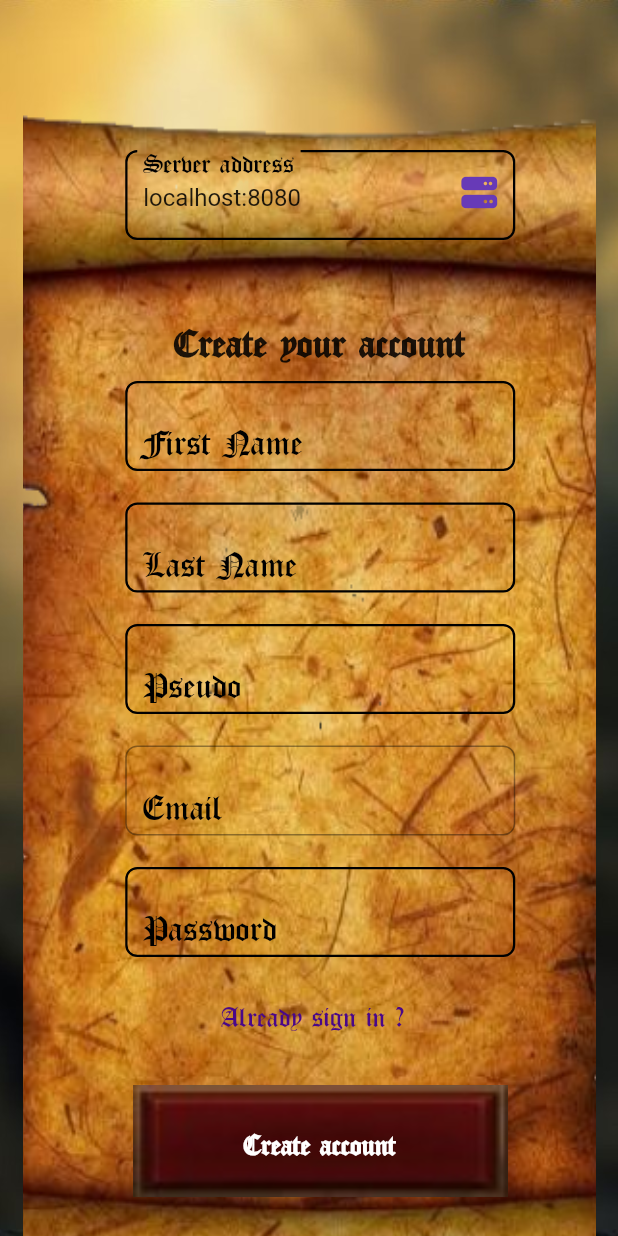
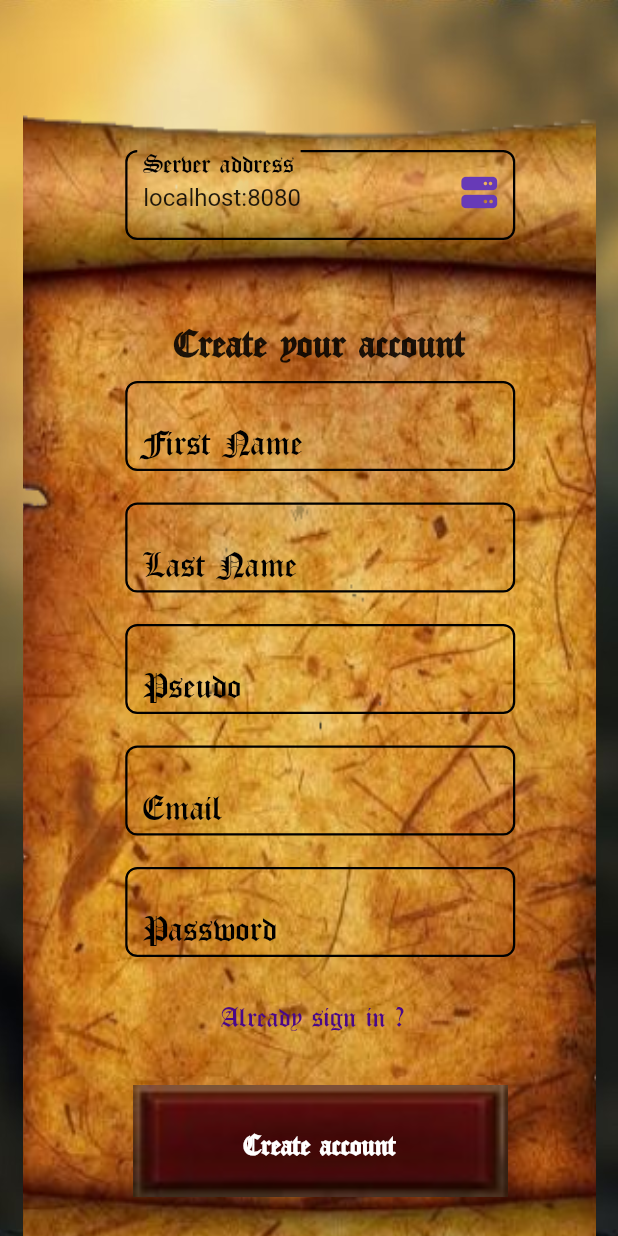
Before and after one commit to francoisbaudouin/LaZone, a Flutter app: the SignUpPage screen opened directly, after a tap on "Create account", on a phone screen of 412 x 824 dp. Run offline on Flutter 3.47's test engine with Material 2 defaults, Android fonts, the phone set to English and light mode, and no system bars; our stand-ins replace email_validator, font_awesome_flutter, responsive_framework; missing offline and left inert: side_navigation.

Commit message:
[ADD]: allow mobile users to use oauth2

```diff
--- a/flutter_application/lib/Logs/sign_up_page.dart
+++ b/flutter_application/lib/Logs/sign_up_page.dart
@@ -6,12 +6,7 @@ import '../Tools/global.dart';
 
 class SignUpCards extends StatelessWidget {
   SignUpCards({super.key});
-  final button = ButtonCreateAccount(
-      firstname_: "",
-      lastname_: "",
-      pseudo_: "",
-      email_: "",
-      password_: "");
+  final button = ButtonCreateAccount();
 
   @override
   Widget build(BuildContext context) {
@@ -71,7 +66,7 @@ class SignUpCards extends StatelessWidget {
             height: 60,
             child: TextField(
               onChanged: (value) {
-                button.firstname_ = value;
+                globalFirstname = value;
               },
               decoration: const InputDecoration(
                 enabledBorder: OutlineInputBorder(
@@ -101,7 +96,7 @@ class SignUpCards extends StatelessWidget {
             height: 60,
             child: TextField(
               onChanged: (value) {
-                button.lastname_ = value;
+                globalLastname = value;
               },
               decoration: const InputDecoration(
                 enabledBorder: OutlineInputBorder(
@@ -131,7 +126,7 @@ class SignUpCards extends StatelessWidget {
             height: 60,
             child: TextField(
               onChanged: (value) {
-                button.pseudo_ = value;
+                globalPseudo = value;
               },
               decoration: const InputDecoration(
                 enabledBorder: OutlineInputBorder(
@@ -161,21 +156,23 @@ class SignUpCards extends StatelessWidget {
             height: 60,
             child: TextField(
               onChanged: (value) {
-                button.email_ = value;
+                globalEmail = value;
               },
               decoration: const InputDecoration(
-                  suffix: Icon(
-                    FontAwesomeIcons.envelope,
-                    color: Colors.deepPurple,
-                  ),
-                  labelText: "Email",
-                  labelStyle: TextStyle(
-                      fontFamily: "OldLondon",
-                      color: Colors.black,
-                      fontSize: 25),
-                  border: OutlineInputBorder(
+                enabledBorder: OutlineInputBorder(
                     borderRadius: BorderRadius.all(Radius.circular(8)),
-                  )),
+                    borderSide: BorderSide(width: 1.5)),
+                focusedBorder: OutlineInputBorder(
+                    borderRadius: BorderRadius.all(Radius.circular(8)),
+                    borderSide: BorderSide(width: 2, color: Colors.lightBlue)),
+                suffix: Icon(
+                  FontAwesomeIcons.envelope,
+                  color: Colors.deepPurple,
+                ),
+                labelText: "Email",
+                labelStyle: TextStyle(
+                    fontFamily: "OldLondon", color: Colors.black, fontSize: 25),
+              ),
             ),
           ),
         ),
@@ -190,7 +187,7 @@ class SignUpCards extends StatelessWidget {
             child: TextField(
               obscureText: true,
               onChanged: (value) {
-                button.password_ = value;
+                globalPassword = value;
               },
               decoration: const InputDecoration(
                 enabledBorder: OutlineInputBorder(
--- a/flutter_application/lib/Logs/sign_up_tools.dart
+++ b/flutter_application/lib/Logs/sign_up_tools.dart
@@ -8,25 +8,15 @@ import '../Tools/text.dart';
 import '../Tools/global.dart';
 
 class ButtonCreateAccount extends StatelessWidget {
-  ButtonCreateAccount(
-      {super.key,
-      required this.firstname_,
-      required this.lastname_,
-      required this.pseudo_,
-      required this.email_,
-      required this.password_});
-  String firstname_;
-  String lastname_;
-  String pseudo_;
-  String email_;
-  String password_;
+  ButtonCreateAccount({super.key});
   @override
   Widget build(BuildContext context) {
     return GestureDetector(
       onTap: () async {
-        bool isValid = EmailValidator.validate(email_);
+        bool isValid = EmailValidator.validate(globalEmail);
         if (isValid) {
-          signup(firstname_, lastname_, pseudo_, email_, password_, context);
+          signup(globalFirstname, globalLastname, globalPseudo, globalEmail,
+              globalPassword, context);
         } else {
           throw Exception('Failed to login.');
         }
--- a/flutter_application/lib/ServicePage/services_page.dart
+++ b/flutter_application/lib/ServicePage/services_page.dart
@@ -22,7 +22,7 @@ connectService(serviceName) async {
     } else {
       throw 'no user id';
     }
-    await launchUrl(uri);
+    launchUrl(uri, mode: LaunchMode.externalApplication);
   } else {
     throw 'Could not launch $baseUrl of service named $serviceName.';
   }
@@ -116,8 +116,8 @@ class ServicesCardsInformations extends StatelessWidget {
                   height: 10,
                 ),
                 FloatingActionButton.extended(
-                  onPressed: () {
-                    chooseConnectionServices(title);
+                  onPressed: () async {
+                    await chooseConnectionServices(title);
                   },
                   backgroundColor: colorButton,
                   label: Text(textbutton,
--- a/flutter_application/lib/Tools/global.dart
+++ b/flutter_application/lib/Tools/global.dart
@@ -1 +1,6 @@
 String serverAddress = "localhost:8080";
+String globalFirstname = "";
+String globalLastname = "";
+String globalPseudo = "";
+String globalEmail = "";
+String globalPassword = "";
```
Also changed, not shown: flutter_application/lib/Logs/sign_in_page.dart (+3 -4 lines), flutter_application/lib/Logs/sign_in_tools.dart (+19 -14 lines), 1 other file.
